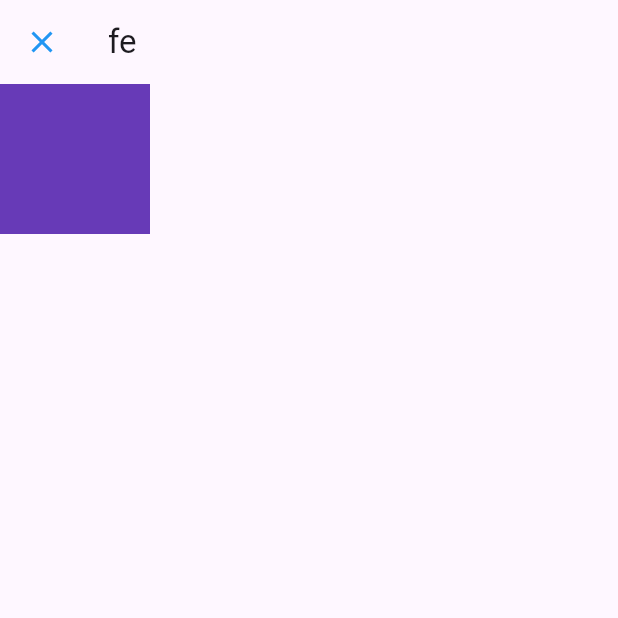
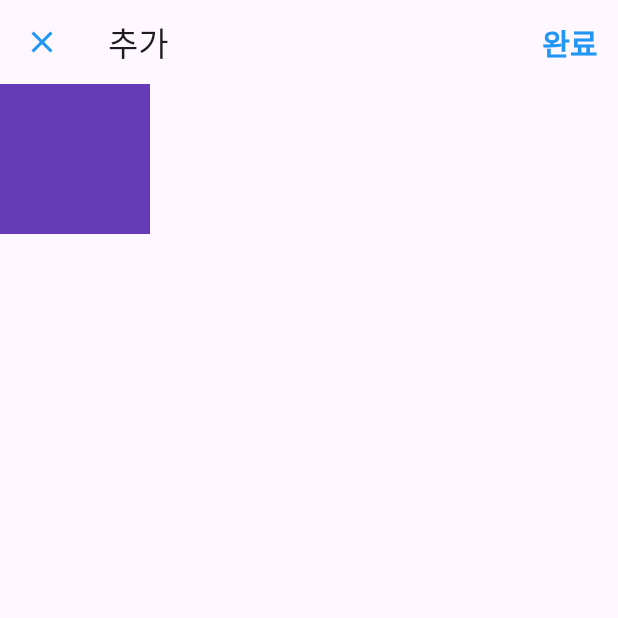
Before and after one commit to corpiii/diet_diary, a Flutter app: the DietAddScreen screen opened directly, on a phone screen of 412 x 824 dp, the top half of it. Run offline on Flutter 3.47's test engine with Material 3 defaults, Android fonts, the light colour scheme and no system bars.

Commit message:
feat: appbar의 완료버튼 추가

```diff
--- a/lib/add_screen/diet_add_screen.dart
+++ b/lib/add_screen/diet_add_screen.dart
@@ -12,10 +12,23 @@ class _DietAddScreenState extends State<DietAddScreen> {
   Widget build(BuildContext context) {
     return Scaffold(
       appBar: AppBar(
-        leading: CloseButton(
+        leading: const CloseButton(
           color: Colors.blue,
         ),
-        title: Text('fe'),
+        title: const Text('추가'),
+        actions: [
+          TextButton(
+            onPressed: () {},
+            child: const Text(
+              '완료',
+              style: TextStyle(
+                color: Colors.blue,
+                fontSize: 20,
+                fontWeight: FontWeight.bold,
+              ),
+            ),
+          )
+        ],
       ),
       body: Container(
         color: Colors.deepPurple,
```
